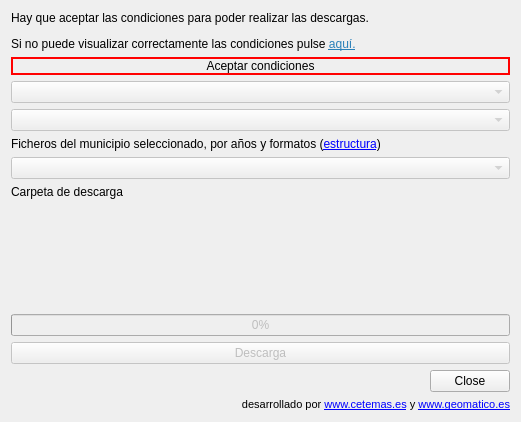
geomatico/qgis-sigpac, file ui/main_window.ui: the form before one commit.
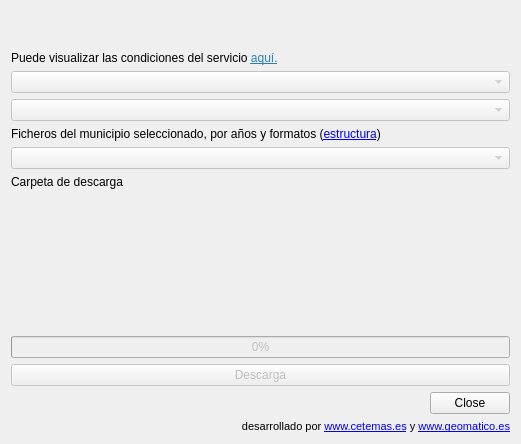
The form after the commit. Custom widgets are drawn as their Qt base class.

Commit message:
Fix access fega site (#13)
* Obtiene cookie scrapeando la web del fega y ya no hace falta cargar la web.

* fix folder selection and update versión

Diff of the .ui file:
```diff
--- a/ui/main_window.ui
+++ b/ui/main_window.ui
@@ -7,7 +7,7 @@
     <x>0</x>
     <y>0</y>
     <width>521</width>
-    <height>422</height>
+    <height>444</height>
    </rect>
   </property>
   <property name="windowTitle">
@@ -26,23 +26,13 @@
       <enum>Qt::LeftToRight</enum>
      </property>
      <property name="text">
-      <string>&lt;html&gt;&lt;head/&gt;&lt;body&gt;&lt;p&gt;Hay que aceptar las condiciones para poder realizar las descargas. &lt;/p&gt;&lt;p&gt;Si no puede visualizar correctamente las condiciones pulse &lt;a href=&quot;https://www.fega.gob.es/orig/pdfs/20201215_Licencia_SIGPAC_Servicio_Descarga.pdf&quot;&gt;&lt;span style=&quot; text-decoration: underline; color:#2980b9;&quot;&gt;aquí.&lt;/span&gt;&lt;/a&gt;&lt;/p&gt;&lt;/body&gt;&lt;/html&gt;</string>
+      <string>&lt;html&gt;&lt;head/&gt;&lt;body&gt;&lt;p&gt;&lt;br/&gt;&lt;/p&gt;&lt;p&gt;Puede visualizar las condiciones del servicio &lt;a href=&quot;https://www.fega.gob.es/orig/pdfs/20201215_Licencia_SIGPAC_Servicio_Descarga.pdf&quot;&gt;&lt;span style=&quot; text-decoration: underline; color:#2980b9;&quot;&gt;aquí.&lt;/span&gt;&lt;/a&gt;&lt;/p&gt;&lt;/body&gt;&lt;/html&gt;</string>
      </property>
      <property name="textFormat">
       <enum>Qt::AutoText</enum>
      </property>
     </widget>
    </item>
-   <item>
-    <widget class="QPushButton" name="btnOpenBrowser">
-     <property name="styleSheet">
-      <string notr="true">border: 2px solid red;</string>
-     </property>
-     <property name="text">
-      <string>Aceptar condiciones</string>
-     </property>
-    </widget>
-   </item>
    <item>
     <widget class="QComboBox" name="comboBox_province">
      <property name="enabled">
```
The commit also changes 3 other files.
